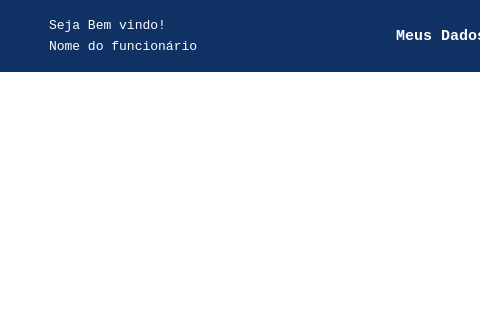
Before: the Qt Designer form tela_menu.ui in KobaDev/GestaoDePonto, drawn with Qt 5; both pictures show x 0 to 480 and y 0 to 320 of the 1028 by 773 pixel window.
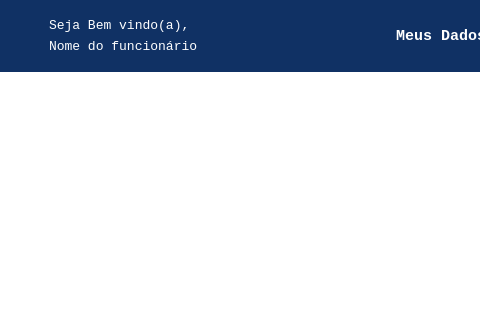
After: the same form once the commit is applied. Icons and pictures are not drawn.

What changed in the file:
```diff
--- a/tela_menu.ui
+++ b/tela_menu.ui
@@ -134,7 +134,7 @@
                 <string notr="true">color: rgb(255, 255, 255);</string>
                </property>
                <property name="text">
-                <string>Seja Bem vindo!</string>
+                <string>Seja Bem vindo(a),</string>
                </property>
               </widget>
              </item>
```
